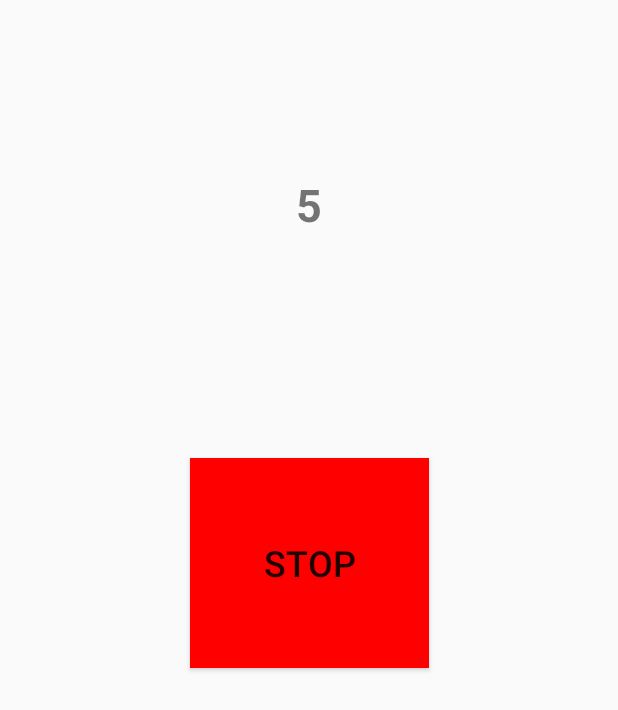
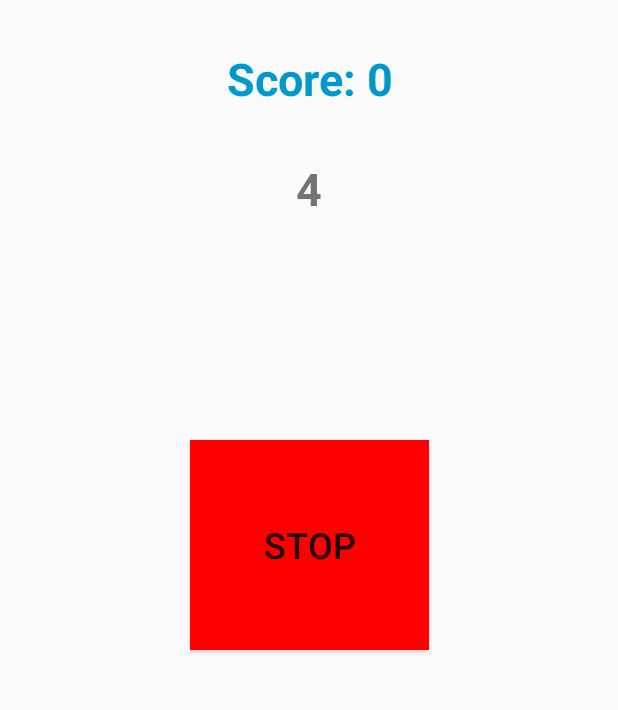
Before and after one commit to hdorin/AndroidWork, an Android app: the GameActivity screen opened directly, with no data from a screen before it, after a tap on "START", on a phone screen of 412 x 824 dp. Shown: the top 710 px of the screen. Run offline under Robolectric (Android 15) with nearby library versions, the phone set to English and light mode, and no system bars.

Commit message:
Merge jocul!

```diff
--- a/CountDown/app/src/main/java/com/example/countdown/GameActivity.java
+++ b/CountDown/app/src/main/java/com/example/countdown/GameActivity.java
@@ -4,14 +4,23 @@ import android.content.Intent;
 import android.graphics.Color;
 import android.graphics.LightingColorFilter;
 import android.graphics.PorterDuff;
+import android.os.Handler;
 import android.support.v7.app.AppCompatActivity;
 import android.os.Bundle;
 import android.view.View;
 import android.widget.Button;
 import android.widget.TextView;
 
+import java.util.Random;
+import java.util.concurrent.TimeUnit;
+
 public class GameActivity extends AppCompatActivity {
 
+    private static int SPLASH_TME_OUT;
+    private static int SPLASH_TME_OUT_LAST;
+    private static int global_value;
+    private static long start_millis,stop_millis;
+    private static long score=0;
     @Override
     protected void onCreate(Bundle savedInstanceState) {
         super.onCreate(savedInstanceState);
@@ -20,15 +29,83 @@ public class GameActivity extends AppCompatActivity {
     public void buttonPressed(View view) {
         Button button = (Button) findViewById(R.id.button);
         TextView countdown_view = (TextView) findViewById(R.id.countdown_view);
+        TextView score_view = (TextView) findViewById(R.id.score_view);
+
         if(button.getText().equals("START")) {
             button.getBackground().setColorFilter(new LightingColorFilter(0, 0xFF0000));
             button.setText("STOP");
+            Random rand=new Random();
+
+            SPLASH_TME_OUT = rand.nextInt(1500)+500;
+            SPLASH_TME_OUT_LAST = SPLASH_TME_OUT/4;
+             start_millis = System.currentTimeMillis();
+
             countdown_view.setText("5");
+            global_value=4;
+            countDown(4);
+
 
         }else{
+            stop_millis= System.currentTimeMillis();
+            /*System.out.println("--------------");
+            System.out.println(start_millis);
+            System.out.println(start_millis + 5*SPLASH_TME_OUT+SPLASH_TME_OUT_LAST);
+            System.out.println(stop_millis);
+            System.out.println("--------------");*/
+            if(start_millis + 5*SPLASH_TME_OUT-SPLASH_TME_OUT_LAST <= stop_millis){
+                countdown_view.setText("You won!");
+                score+=1;
+            }else{
+                countdown_view.setText("You failed!");
+                score=0;
+            }
+            score_view.setText("Score: " + score);
             button.getBackground().setColorFilter(new LightingColorFilter(0, 0x669900));
             button.setText("START");
-            countdown_view.setText("You failed!");
+
+
+        }
+    }
+    private void countDown(final int value){
+        Button button = (Button) findViewById(R.id.button);
+        if(value>=global_value&&button.getText()=="STOP"){
+            if (value >= 0) {
+                new Handler().postDelayed(new Runnable() {
+                    @Override
+                    public void run() {
+                        Button button = (Button) findViewById(R.id.button);
+                        TextView countdown_view = (TextView) findViewById(R.id.countdown_view);
+                        if(value>=global_value&&button.getText()=="STOP") {
+
+                            String string_value;
+                            if (value >= 2) {
+                                string_value = Integer.toString(value);
+                            } else {
+                                string_value = "-";
+                            }
+                            countdown_view.setText(string_value);
+                            global_value = global_value - 1;
+                            countDown(value - 1);
+                        }
+                    }
+                }, SPLASH_TME_OUT);
+            } else {
+                new Handler().postDelayed(new Runnable() {
+                    @Override
+                    public void run() {
+                        Button button = (Button) findViewById(R.id.button);
+                        TextView countdown_view = (TextView) findViewById(R.id.countdown_view);
+                        TextView score_view = (TextView) findViewById(R.id.score_view);
+                        if(value>=global_value&&button.getText()=="STOP") {
+                            score=0;
+                            score_view.setText("Score: " + score);
+                            countdown_view.setText("You failed!");
+                            button.getBackground().setColorFilter(new LightingColorFilter(0, 0x669900));
+                            button.setText("START");
+                        }
+                    }
+                }, SPLASH_TME_OUT_LAST);
+            }
         }
     }
 }
--- a/CountDown/app/src/main/res/layout/activity_game.xml
+++ b/CountDown/app/src/main/res/layout/activity_game.xml
@@ -9,10 +9,24 @@
     <TextView
         android:id="@+id/countdown_view"
         android:layout_width="193dp"
-        android:layout_height="113dp"
-        android:layout_marginTop="116dp"
+        android:layout_height="112dp"
+        android:layout_marginTop="28dp"
         android:text="Press START to begin!"
         android:textAlignment="center"
+        android:textSize="30sp"
+        android:textStyle="bold"
+        app:layout_constraintEnd_toEndOf="parent"
+        app:layout_constraintStart_toStartOf="parent"
+        app:layout_constraintTop_toBottomOf="@+id/score_view" />
+
+    <TextView
+        android:id="@+id/score_view"
+        android:layout_width="145dp"
+        android:layout_height="45dp"
+        android:layout_marginTop="32dp"
+        android:text="Score: 0"
+        android:textAlignment="center"
+        android:textColor="@android:color/holo_blue_dark"
         android:textSize="30sp"
         android:textStyle="bold"
         app:layout_constraintEnd_toEndOf="parent"
```
